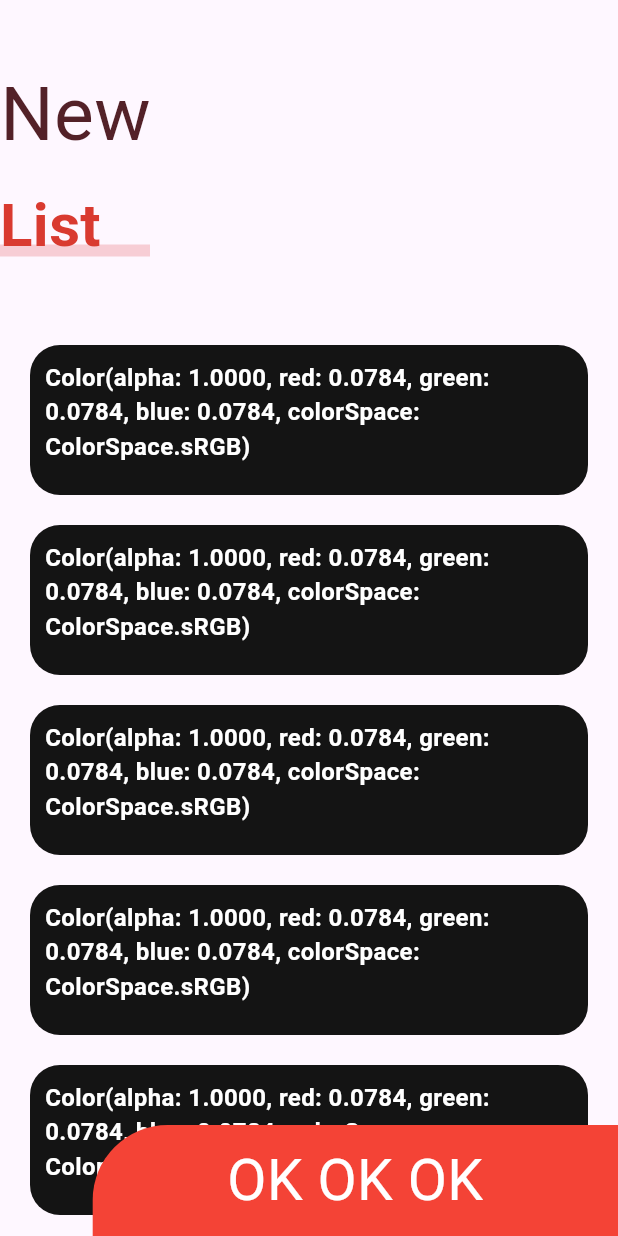
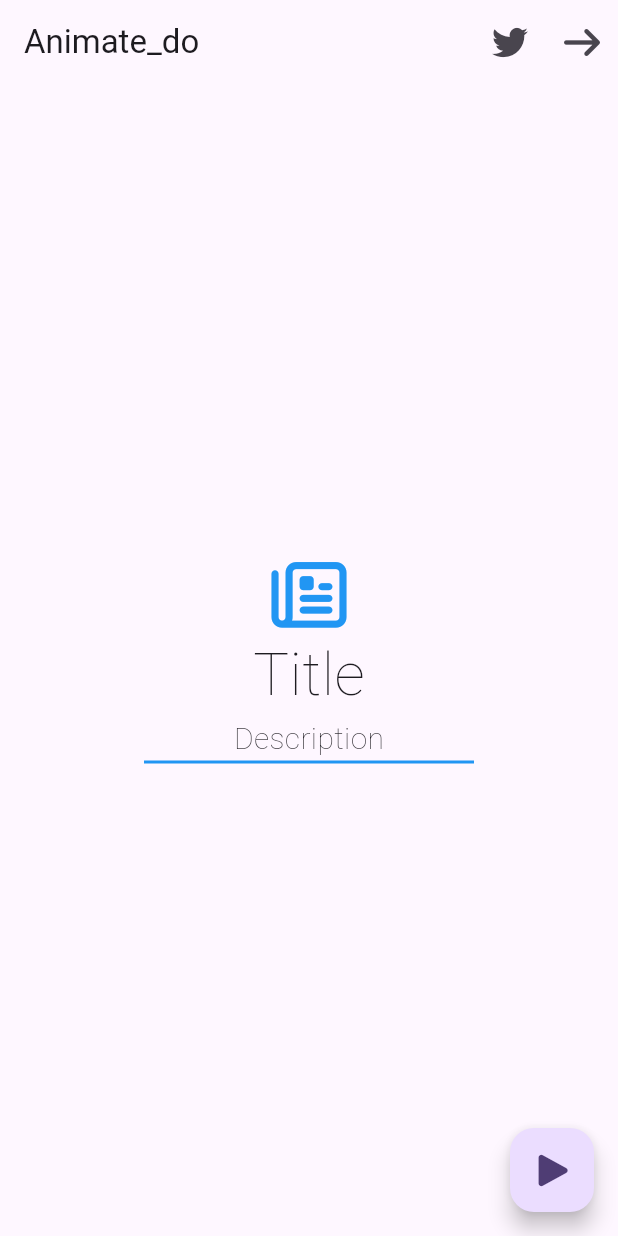
Before and after one commit to rddeveloper2019/prof_design_app, a Flutter app: the screen it shows after launch, on a phone screen of 412 x 824 dp. Run offline on Flutter 3.47's test engine with Material 3 defaults, Android fonts, the phone set to English and light mode, and no system bars; our stand-ins replace animate_do, flutter_svg, font_awesome_flutter.

Commit message:
animate_do app

```diff
--- a/analysis_options.yaml
+++ b/analysis_options.yaml
@@ -21,8 +21,12 @@ linter:
   # `// ignore_for_file: name_of_lint` syntax on the line or in the file
   # producing the lint.
   rules:
+    require_trailing_commas: true
     # avoid_print: false  # Uncomment to disable the `avoid_print` rule
     # prefer_single_quotes: true  # Uncomment to enable the `prefer_single_quotes` rule
 
 # Additional information about this file can be found at
 # https://dart.dev/guides/language/analysis-options
+
+formatter:
+  trailing_commas: preserve
--- /dev/null
+++ b/devtools_options.yaml
@@ -0,0 +1,3 @@
+description: This file stores settings for Dart & Flutter DevTools.
+documentation: https://docs.flutter.dev/tools/devtools/extensions#configure-extension-enablement-states
+extensions:
--- a/lib/main.dart
+++ b/lib/main.dart
@@ -7,6 +7,8 @@ import 'package:prof_design_app/src/pages/pinterest_page.dart';
 import 'package:prof_design_app/src/pages/radial_progress_page.dart';
 import 'package:prof_design_app/src/pages/slide_show_page.dart';
 import 'package:prof_design_app/src/pages/slivers_page.dart';
+
+import 'src/animate_do_app/animate_do_app.dart';
 
 void main() {
   runApp(const MyApp());
@@ -21,7 +23,7 @@ class MyApp extends StatelessWidget {
       debugShowCheckedModeBanner: false,
       title: 'Professional Designs App',
       theme: ThemeData(colorScheme: .fromSeed(seedColor: Colors.deepPurple)),
-      home: SliversPage(),
+      home: AnimateDoApp(),
     );
   }
 }
--- /dev/null
+++ b/lib/src/animate_do_app/animate_do_app.dart
@@ -0,0 +1,2 @@
+export './app/main.dart';
+export './pages/pages.dart';
--- /dev/null
+++ b/lib/src/animate_do_app/app/main.dart
@@ -0,0 +1,12 @@
+import 'package:flutter/material.dart';
+
+import '../animate_do_app.dart';
+
+class AnimateDoApp extends StatelessWidget {
+  const AnimateDoApp({super.key});
+
+  @override
+  Widget build(BuildContext context) {
+    return FirstPage();
+  }
+}
--- /dev/null
+++ b/lib/src/animate_do_app/pages/first_page.dart
@@ -0,0 +1,94 @@
+import 'package:animate_do/animate_do.dart';
+import 'package:flutter/material.dart';
+import 'package:font_awesome_flutter/font_awesome_flutter.dart';
+
+import '../animate_do_app.dart';
+
+class FirstPage extends StatelessWidget {
+  const FirstPage({super.key});
+
+  @override
+  Widget build(BuildContext context) {
+    return Scaffold(
+      appBar: AppBar(
+        title: FadeIn(delay: Duration(milliseconds: 500), child: Text('Animate_do')),
+        actions: [
+          IconButton(
+            onPressed: () {
+              Navigator.of(context).push(
+                MaterialPageRoute(
+                  builder: (context) {
+                    return TwitterPage();
+                  },
+                ),
+              );
+            },
+            icon: FaIcon(FontAwesomeIcons.twitter),
+          ),
+          SlideInLeft(
+            from: 300,
+            child: IconButton(
+              onPressed: () {
+                Navigator.of(context).push(
+                  MaterialPageRoute(
+                    builder: (context) {
+                      return FirstPage();
+                    },
+                  ),
+                );
+              },
+              icon: FaIcon(FontAwesomeIcons.arrowRight),
+            ),
+          ),
+        ],
+      ),
+      floatingActionButton: ElasticInRight(
+        child: FloatingActionButton(
+          onPressed: () {
+            Navigator.of(context).push(
+              MaterialPageRoute(
+                builder: (context) {
+                  return NavigationPage();
+                },
+              ),
+            );
+          },
+          child: FaIcon(FontAwesomeIcons.play),
+        ),
+      ),
+      body: Center(
+        child: Column(
+          mainAxisAlignment: MainAxisAlignment.center,
+          children: [
+            ElasticIn(
+              delay: Duration(milliseconds: 1300),
+              child: FaIcon(
+                FontAwesomeIcons.newspaper,
+                color: Colors.blue,
+                size: 50,
+              ),
+            ),
+            FadeInDown(
+              delay: Duration(milliseconds: 300),
+              child: Text(
+                'Title',
+                style: TextStyle(fontSize: 40, fontWeight: FontWeight.w200),
+              ),
+            ),
+            FadeInDown(
+              delay: Duration(milliseconds: 600),
+              child: Text(
+                'Description',
+                style: TextStyle(fontSize: 20, fontWeight: FontWeight.w200),
+              ),
+            ),
+            FadeInLeft(
+              delay: Duration(milliseconds: 300),
+              child: Container(height: 2, width: 220, color: Colors.blue),
+            ),
+          ],
+        ),
+      ),
+    );
+  }
+}
--- /dev/null
+++ b/lib/src/animate_do_app/pages/pages.dart
@@ -0,0 +1,3 @@
+export './first_page.dart';
+export './navigation_page.dart';
+export './twitter_page.dart';
--- a/pubspec.yaml
+++ b/pubspec.yaml
@@ -39,6 +39,7 @@ dependencies:
   font_awesome_flutter: ^11.0.0
   animate_do: ^5.1.0
   assets_audio_player: ^3.1.1
+  provider: ^6.1.5+1
 
 dev_dependencies:
   flutter_test:
```
Also changed, not shown: lib/src/animate_do_app/pages/navigation_page.dart (added, +129 -0 lines), lib/src/animate_do_app/pages/twitter_page.dart (added, +42 -0 lines), pubspec.lock, 3 other files.
